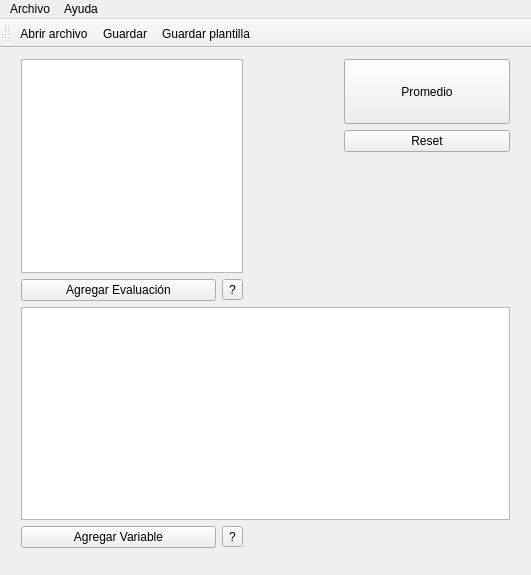
Before: the Qt Designer form UIs/mainwindow.ui in MonodetH/Promedieitor, drawn with Qt 5.
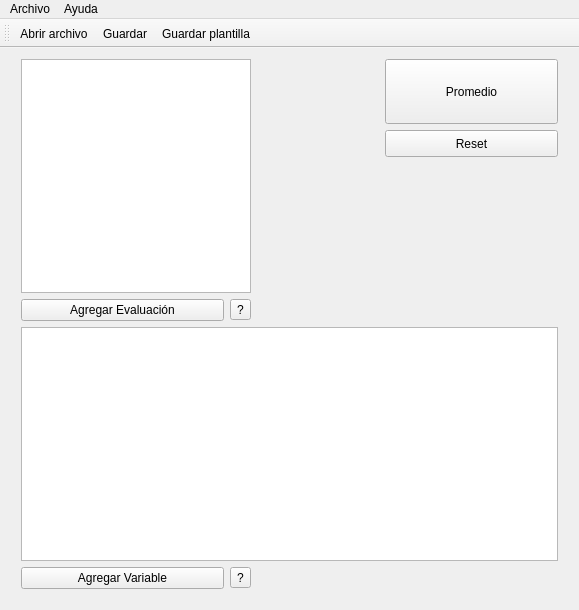
After: the same form once the commit is applied.

The edit to the form file:
```diff
--- a/UIs/mainwindow.ui
+++ b/UIs/mainwindow.ui
@@ -6,8 +6,8 @@
    <rect>
     <x>0</x>
     <y>0</y>
-    <width>531</width>
-    <height>575</height>
+    <width>579</width>
+    <height>610</height>
    </rect>
   </property>
   <property name="sizePolicy">
@@ -32,77 +32,66 @@
    <string>Promedieitor</string>
   </property>
   <widget class="QWidget" name="centralWidget">
-   <widget class="QWidget" name="gridLayoutWidget">
-    <property name="geometry">
-     <rect>
-      <x>10</x>
-      <y>0</y>
-      <width>511</width>
-      <height>511</height>
-     </rect>
-    </property>
+   <property name="sizePolicy">
+    <sizepolicy hsizetype="Expanding" vsizetype="Expanding">
+     <horstretch>255</horstretch>
+     <verstretch>0</verstretch>
+    </sizepolicy>
+   </property>
+   <property name="autoFillBackground">
+    <bool>false</bool>
+   </property>
+   <layout class="QGridLayout" name="gridLayout_2">
+    <item row="0" column="0">
     <layout class="QGridLayout" name="gridLayout">
      <property name="sizeConstraint">
-      <enum>QLayout::SetDefaultConstraint</enum>
+       <enum>QLayout::SetMinAndMaxSize</enum>
+      </property>
+      <property name="leftMargin">
+       <number>10</number>
+      </property>
+      <property name="rightMargin">
+       <number>10</number>
+      </property>
+      <property name="bottomMargin">
+       <number>10</number>
      </property>
      <item row="3" column="0">
-      <widget class="QPushButton" name="pushButton">
-       <property name="text">
-        <string>Agregar Evaluación</string>
-       </property>
-      </widget>
-     </item>
-     <item row="15" column="0">
       <widget class="QPushButton" name="pushButton_2">
        <property name="text">
         <string>Agregar Variable</string>
        </property>
       </widget>
      </item>
-     <item row="3" column="2">
-      <spacer name="horizontalSpacer_3">
-       <property name="orientation">
-        <enum>Qt::Horizontal</enum>
-       </property>
-       <property name="sizeHint" stdset="0">
-        <size>
-         <width>122</width>
-         <height>20</height>
-        </size>
-       </property>
-      </spacer>
-     </item>
-     <item row="4" column="0" colspan="4">
+      <item row="2" column="0" colspan="4">
       <widget class="QTableView" name="tableView_2">
+        <property name="sizePolicy">
+         <sizepolicy hsizetype="MinimumExpanding" vsizetype="MinimumExpanding">
+          <horstretch>0</horstretch>
+          <verstretch>0</verstretch>
+         </sizepolicy>
+        </property>
+        <property name="sizeIncrement">
+         <size>
+          <width>1000</width>
+          <height>400</height>
+         </size>
+        </property>
        <attribute name="horizontalHeaderCascadingSectionResizes">
         <bool>false</bool>
        </attribute>
        <attribute name="horizontalHeaderDefaultSectionSize">
         <number>98</number>
        </attribute>
+        <attribute name="horizontalHeaderStretchLastSection">
+         <bool>true</bool>
+        </attribute>
        <attribute name="verticalHeaderVisible">
         <bool>false</bool>
        </attribute>
       </widget>
      </item>
      <item row="3" column="1">
-      <widget class="QToolButton" name="toolButton">
-       <property name="toolTip">
-        <string>&lt;html&gt;&lt;head/&gt;&lt;body&gt;
-&lt;h3&gt;Evaluación&lt;/h3&gt;
-&lt;ul&gt;
-&lt;li&gt;Nombre: Nombre o preferiblemente abreviación&lt;/li&gt;
-&lt;li&gt;Nota: Valor, entero o decimal de la Evaluación&lt;/li&gt;
-&lt;/ul&gt;
-Dos Evaluaciones no deben tener el mismo nombre, en el caso que así sea solo se considerara la primera dentro de los cálculos
-&lt;/body&gt;&lt;/html&gt;</string>
-       </property>
-       <property name="text">
-        <string>?</string>
-       </property>
-      </widget>
-     </item>
-     <item row="15" column="1">
       <widget class="QToolButton" name="toolButton_2">
        <property name="toolTip">
         <string>&lt;html&gt;&lt;head/&gt;&lt;body&gt;
@@ -125,32 +114,41 @@
        </property>
       </widget>
      </item>
-     <item row="0" column="0" colspan="2">
-      <widget class="QTableView" name="tableView">
-       <property name="sizePolicy">
-        <sizepolicy hsizetype="Expanding" vsizetype="Expanding">
-         <horstretch>0</horstretch>
-         <verstretch>0</verstretch>
-        </sizepolicy>
-       </property>
-       <property name="minimumSize">
-        <size>
-         <width>0</width>
-         <height>0</height>
-        </size>
-       </property>
-       <property name="sizeIncrement">
+      <item row="1" column="1">
+       <widget class="QToolButton" name="toolButton">
+        <property name="toolTip">
+         <string>&lt;html&gt;&lt;head/&gt;&lt;body&gt;
+&lt;h3&gt;Evaluación&lt;/h3&gt;
+&lt;ul&gt;
+&lt;li&gt;Nombre: Nombre o preferiblemente abreviación&lt;/li&gt;
+&lt;li&gt;Nota: Valor, entero o decimal de la Evaluación&lt;/li&gt;
+&lt;/ul&gt;
+Dos Evaluaciones no deben tener el mismo nombre, en el caso que así sea solo se considerara la primera dentro de los cálculos
+&lt;/body&gt;&lt;/html&gt;</string>
+        </property>
+        <property name="text">
+         <string>?</string>
+        </property>
+       </widget>
+      </item>
+      <item row="1" column="2">
+       <spacer name="horizontalSpacer_3">
+        <property name="orientation">
+         <enum>Qt::Horizontal</enum>
+        </property>
+        <property name="sizeHint" stdset="0">
         <size>
-         <width>0</width>
-         <height>0</height>
-        </size>
-       </property>
-       <attribute name="horizontalHeaderDefaultSectionSize">
-        <number>106</number>
-       </attribute>
-       <attribute name="verticalHeaderVisible">
-        <bool>false</bool>
-       </attribute>
+          <width>1000</width>
+          <height>20</height>
+         </size>
+        </property>
+       </spacer>
+      </item>
+      <item row="1" column="0">
+       <widget class="QPushButton" name="pushButton">
+        <property name="text">
+         <string>Agregar Evaluación</string>
+        </property>
       </widget>
      </item>
      <item row="0" column="3">
@@ -158,14 +156,14 @@
        <item>
         <widget class="QPushButton" name="pushButton_4">
          <property name="sizePolicy">
-          <sizepolicy hsizetype="Minimum" vsizetype="Fixed">
+           <sizepolicy hsizetype="Fixed" vsizetype="Fixed">
            <horstretch>0</horstretch>
            <verstretch>0</verstretch>
           </sizepolicy>
          </property>
          <property name="minimumSize">
           <size>
-           <width>0</width>
+            <width>173</width>
            <height>65</height>
           </size>
          </property>
@@ -176,24 +174,23 @@
        </item>
        <item>
         <widget class="QPushButton" name="pushButton_3">
+          <property name="sizePolicy">
+           <sizepolicy hsizetype="Fixed" vsizetype="Fixed">
+            <horstretch>0</horstretch>
+            <verstretch>0</verstretch>
+           </sizepolicy>
+          </property>
+          <property name="minimumSize">
+           <size>
+            <width>173</width>
+            <height>27</height>
+           </size>
+          </property>
          <property name="text">
           <string>Reset</string>
          </property>
         </widget>
        </item>
-       <item>
-        <spacer name="horizontalSpacer">
-         <property name="orientation">
-          <enum>Qt::Horizontal</enum>
-         </property>
-         <property name="sizeHint" stdset="0">
-          <size>
-           <width>200</width>
-           <height>10</height>
-          </size>
-         </property>
-        </spacer>
-       </item>
        <item>
         <spacer name="verticalSpacer">
          <property name="orientation">
@@ -209,8 +206,43 @@
        </item>
       </layout>
      </item>
-    </layout>
-   </widget>
+      <item row="0" column="0" colspan="2">
+       <widget class="QTableView" name="tableView">
+        <property name="sizePolicy">
+         <sizepolicy hsizetype="Fixed" vsizetype="MinimumExpanding">
+          <horstretch>0</horstretch>
+          <verstretch>0</verstretch>
+         </sizepolicy>
+        </property>
+        <property name="minimumSize">
+         <size>
+          <width>230</width>
+          <height>219</height>
+         </size>
+        </property>
+        <property name="sizeIncrement">
+         <size>
+          <width>0</width>
+          <height>400</height>
+         </size>
+        </property>
+        <property name="sortingEnabled">
+         <bool>false</bool>
+        </property>
+        <attribute name="horizontalHeaderDefaultSectionSize">
+         <number>106</number>
+        </attribute>
+        <attribute name="horizontalHeaderStretchLastSection">
+         <bool>true</bool>
+        </attribute>
+        <attribute name="verticalHeaderVisible">
+         <bool>false</bool>
+        </attribute>
+       </widget>
+      </item>
+     </layout>
+    </item>
+   </layout>
   </widget>
   <widget class="QMenuBar" name="menuBar">
    <property name="enabled">
@@ -220,7 +252,7 @@
     <rect>
      <x>0</x>
      <y>0</y>
-     <width>531</width>
+     <width>579</width>
      <height>25</height>
     </rect>
    </property>
```
Lines whose indentation alone changed are shown as unchanged.
